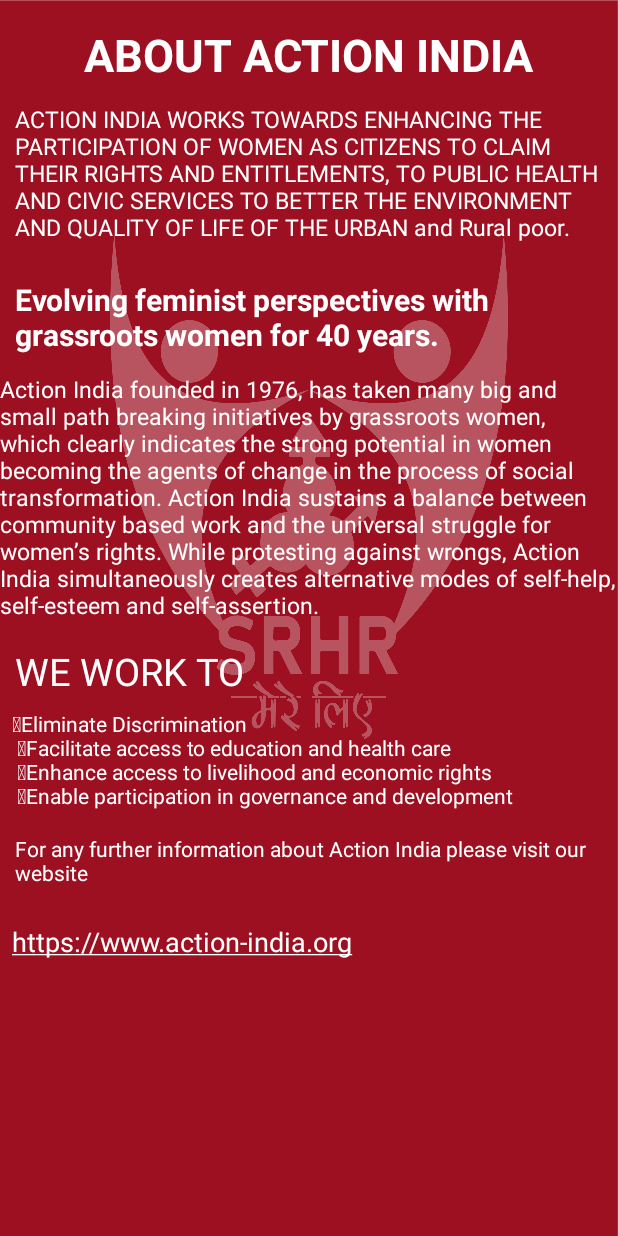
After one commit to pal-vishal/SRHR-Project, an Android app: the layout activity_about_us.xml on its own in the app's theme, with its tools: preview values and no code run, on a phone screen of 412 x 824 dp. The commit adds this screen. Run offline under Robolectric (Android 15) with nearby library versions, the phone set to English and light mode, and no system bars.

Commit message:
Screen 5 layout designed

```diff
--- a/app/src/main/java/com/example/srhr_client/FaqChoices.java
+++ b/app/src/main/java/com/example/srhr_client/FaqChoices.java
@@ -56,7 +56,7 @@ public class FaqChoices extends Fragment implements RecyclerViewClick {
                 navController.navigate(R.id.action_faqChoices3_to_puberty);
                 break;
             case 5:
-
+                navController.navigate(R.id.action_faqChoices3_to_lastScreen);
 
         }
     }
--- a/app/src/main/java/com/example/srhr_client/LastScreen.java
+++ b/app/src/main/java/com/example/srhr_client/LastScreen.java
@@ -37,7 +37,6 @@ public class LastScreen extends Fragment implements RecyclerViewClick {
 
         options.add(new ButtonNames("About Us"));
         options.add(new ButtonNames("Videos"));
-        options.add(new ButtonNames("Your Learning"));
         options.add(new ButtonNames("Contact Us"));
         options.add(new ButtonNames("Invite Friends"));
         options.add(new ButtonNames("Privacy Policy"));
--- a/app/src/main/java/com/example/srhr_client/TermsConditions.java
+++ b/app/src/main/java/com/example/srhr_client/LastScreenMenu/AboutUs.java
@@ -1,14 +1,14 @@
-package com.example.srhr_client;
+package com.example.srhr_client.LastScreenMenu;
 
 import androidx.appcompat.app.AppCompatActivity;
 
 import android.os.Bundle;
 
-public class TermsConditions extends AppCompatActivity {
+public class AboutUs extends AppCompatActivity {
 
     @Override
     protected void onCreate(Bundle savedInstanceState) {
         super.onCreate(savedInstanceState);
-        setContentView(R.layout.activity_terms_conditions);
+        setContentView(R.layout.activity_about_us);
     }
 }
--- a/app/src/main/java/com/example/srhr_client/PersonalInfoFragment.kt
+++ b/app/src/main/java/com/example/srhr_client/PersonalInfoFragment.kt
@@ -20,7 +20,7 @@ class PersonalInfoFragment : Fragment(R.layout.fragment_personal_info){
         val adapter = ArrayAdapter(requireContext(),R.layout.dropdown_item,listArray)
         countriesList.setAdapter(adapter)
         countriesList.setText("",false)
-        textView7.setOnClickListener { findNavController().navigate(R.id.action_personalInfoFragment_to_lastScreen) }
+        textView7.setOnClickListener { findNavController().navigate(R.id.action_personalInfoFragment_to_faqChoices3) }
 
         chipMale.setOnClickListener {
             chipFemale.isChecked = false
--- /dev/null
+++ b/app/src/main/res/layout/activity_about_us.xml
@@ -0,0 +1,122 @@
+<?xml version="1.0" encoding="utf-8"?>
+<ScrollView xmlns:android="http://schemas.android.com/apk/res/android"
+    xmlns:app="http://schemas.android.com/apk/res-auto"
+    xmlns:tools="http://schemas.android.com/tools"
+    android:layout_width="match_parent"
+    android:layout_height="wrap_content"
+    android:layout_gravity="center"
+    android:background="@drawable/background2"
+    android:fillViewport="true"
+    tools:context=".LastScreenMenu.AboutUs">
+
+    <androidx.constraintlayout.widget.ConstraintLayout
+        android:layout_width="match_parent"
+        android:layout_height="match_parent">
+        <TextView
+            android:id="@+id/textView8"
+            android:layout_width="wrap_content"
+            android:layout_height="wrap_content"
+            android:layout_gravity="center"
+            android:layout_marginTop="16dp"
+            android:text="About Action India"
+            android:textAllCaps="true"
+            android:textColor="#fff"
+            android:textSize="30sp"
+            android:textStyle="bold"
+            app:layout_constraintEnd_toEndOf="parent"
+            app:layout_constraintStart_toStartOf="parent"
+            app:layout_constraintTop_toTopOf="parent"/>
+
+        <TextView
+            android:id="@+id/textView19"
+            android:layout_width="match_parent"
+            android:layout_height="wrap_content"
+            android:layout_marginTop="12dp"
+            android:paddingLeft="10dp"
+            android:paddingRight="10dp"
+            android:text="ACTION INDIA WORKS TOWARDS ENHANCING THE PARTICIPATION OF WOMEN AS CITIZENS TO CLAIM THEIR RIGHTS AND ENTITLEMENTS, TO PUBLIC HEALTH AND CIVIC SERVICES TO BETTER THE ENVIRONMENT AND QUALITY OF LIFE OF THE URBAN and Rural poor."
+            android:textColor="#fff"
+            android:textSize="15sp"
+            app:layout_constraintEnd_toEndOf="parent"
+            app:layout_constraintHorizontal_bias="0.0"
+            app:layout_constraintStart_toStartOf="parent"
+            app:layout_constraintTop_toBottomOf="@+id/textView8" />
+
+        <TextView
+            android:id="@+id/textView18"
+            android:layout_width="wrap_content"
+            android:layout_height="wrap_content"
+            android:layout_marginTop="24dp"
+            android:paddingLeft="10dp"
+            android:paddingRight="10dp"
+            android:text="Evolving feminist perspectives with grassroots women for 40 years."
+            android:textColor="#fff"
+            android:textSize="20sp"
+            android:textStyle="bold"
+            app:layout_constraintEnd_toEndOf="parent"
+            app:layout_constraintHorizontal_bias="0.0"
+            app:layout_constraintStart_toStartOf="parent"
+            app:layout_constraintTop_toBottomOf="@+id/textView19" />
+
+        <TextView
+            android:id="@+id/textView20"
+            android:layout_width="wrap_content"
+            android:layout_height="wrap_content"
+            android:layout_marginTop="12dp"
+            android:text="Action India founded in 1976, has taken many big and small path breaking initiatives by grassroots women, which clearly indicates the strong potential in women becoming the agents of change in the process of social transformation. Action India sustains a balance between community based work and the universal struggle for women’s rights. While protesting against wrongs, Action India simultaneously creates alternative modes of self-help, self-esteem and self-assertion."
+            android:textColor="#fff"
+            android:textSize="15sp"
+            app:layout_constraintEnd_toEndOf="parent"
+            app:layout_constraintStart_toStartOf="parent"
+            app:layout_constraintTop_toBottomOf="@+id/textView18" />
+
+        <TextView
+            android:id="@+id/textView21"
+            android:layout_width="wrap_content"
+            android:layout_height="wrap_content"
+            android:layout_marginStart="10dp"
+            android:layout_marginTop="16dp"
+            android:text="WE WORK TO"
+            android:textColor="#fff"
+            android:textSize="25sp"
+            app:layout_constraintStart_toStartOf="parent"
+            app:layout_constraintTop_toBottomOf="@+id/textView20" />
+
+        <TextView
+            android:id="@+id/textView22"
+            android:layout_width="wrap_content"
+            android:layout_height="wrap_content"
+            android:layout_marginStart="8dp"
+            android:layout_marginTop="8dp"
+            android:text="Eliminate Discrimination\n Facilitate access to education and health care\n Enhance access to livelihood and economic rights\n Enable participation in governance and development"
+            android:textColor="#fff"
+            app:layout_constraintStart_toStartOf="parent"
+            app:layout_constraintTop_toBottomOf="@+id/textView21" />
+
+        <TextView
+            android:id="@+id/textView23"
+            android:layout_width="wrap_content"
+            android:layout_height="wrap_content"
+            android:layout_marginTop="16dp"
+            android:paddingLeft="10dp"
+            android:paddingRight="10dp"
+            android:text="For any further information about Action India please visit our website"
+            android:textColor="#fff"
+            app:layout_constraintEnd_toEndOf="parent"
+            app:layout_constraintStart_toStartOf="parent"
+            app:layout_constraintTop_toBottomOf="@+id/textView22" />
+
+        <TextView
+            android:id="@+id/textView24"
+            android:layout_width="wrap_content"
+            android:layout_height="wrap_content"
+            android:layout_marginStart="8dp"
+            android:layout_marginTop="24dp"
+            android:text="@string/link_to_site"
+            android:textColor="#fff"
+            android:textSize="18sp"
+            app:layout_constraintStart_toStartOf="parent"
+            app:layout_constraintTop_toBottomOf="@+id/textView23" />
+    </androidx.constraintlayout.widget.ConstraintLayout>
+
+</ScrollView>
--- a/app/src/main/res/layout/activity_faq.xml
+++ b/app/src/main/res/layout/activity_faq.xml
@@ -4,7 +4,7 @@
     xmlns:tools="http://schemas.android.com/tools"
     android:layout_width="match_parent"
     android:layout_height="match_parent"
-    tools:context=".TermsConditions">
+    tools:context=".LastScreenMenu.TermsConditions">
 
     <TextView
         android:id="@+id/textView10"
--- a/app/src/main/res/layout/activity_puberty.xml
+++ b/app/src/main/res/layout/activity_puberty.xml
@@ -14,6 +14,7 @@
         android:layout_width="wrap_content"
         android:layout_height="wrap_content"
         android:layout_marginTop="16dp"
+        android:scrollbars="vertical"
         android:text="Puberty"
         android:textAllCaps="true"
         android:textColor="#fff"
--- a/app/src/main/res/layout/fragment_login_signup.xml
+++ b/app/src/main/res/layout/fragment_login_signup.xml
@@ -110,7 +110,7 @@
                 android:layout_marginBottom="8dp"
                 android:ems="10"
 
-                />
+                android:textColor="#fff" />
         </com.google.android.material.textfield.TextInputLayout>
 
 
@@ -134,7 +134,8 @@
                 android:layout_width="match_parent"
                 android:layout_height="wrap_content"
                 android:layout_marginBottom="16dp"
-                android:ems="10" />
+                android:ems="10"
+                android:textColor="#fff" />
         </com.google.android.material.textfield.TextInputLayout>
 
 
```
Also changed, not shown: app/src/main/AndroidManifest.xml (+9 -6 lines), app/src/main/java/com/example/srhr_client/LastScreenMenu/ContactUs.java (added, +16 -0 lines), app/src/main/java/com/example/srhr_client/LastScreenMenu/TermsConditions.java (added, +16 -0 lines), app/src/main/java/com/example/srhr_client/LoginSignUpFragment.kt (+57 -50 lines), app/src/main/java/com/example/srhr_client/Rape.java (+46 -49 lines), app/src/main/res/layout/activity_contact_us.xml (added, +9 -0 lines), app/src/main/res/layout/activity_terms_conditions.xml (+14 -6 lines), app/src/main/res/navigation/main_nav_graph.xml (+7 -4 lines), app/src/main/res/values/strings.xml (+13 -13 lines).
